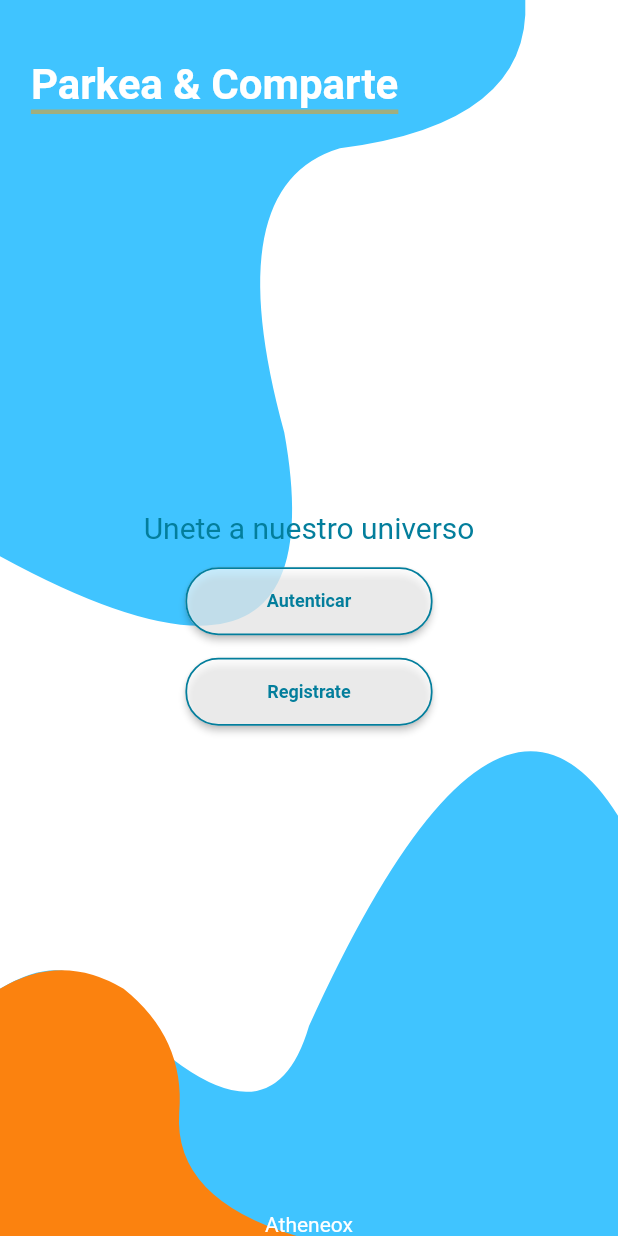
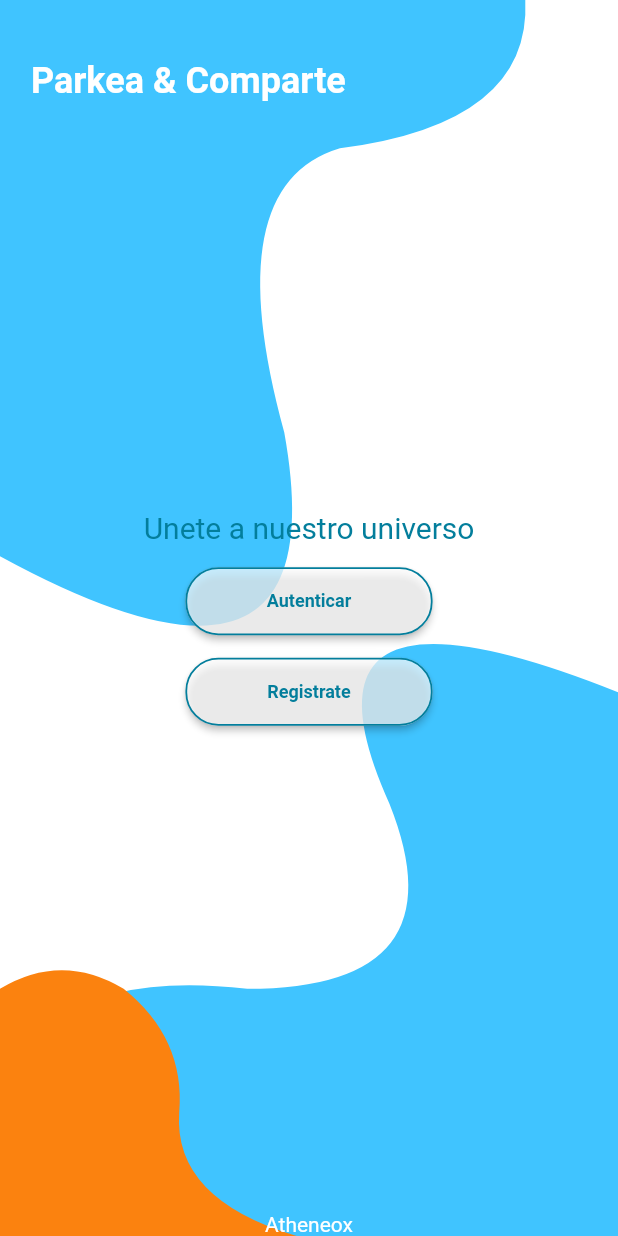
Before and after one commit to will0149/froggy_wsm, a Flutter app: the screen it shows after launch, on a phone screen of 412 x 824 dp. Run offline on Flutter 3.47's test engine with Material 2 defaults, Android fonts, the light colour scheme and no system bars; missing offline and left inert: flutter_toastr; Roboto replaces fonts that are missing (Gothic A1).

Commit message:
fix background shapes

```diff
--- a/lib/src/pages/auth/auth_page.dart
+++ b/lib/src/pages/auth/auth_page.dart
@@ -28,9 +28,6 @@ class _AuthPageState extends State<AuthPage> {
         constraints: const BoxConstraints.expand(),
         height: size.height / 1.4,
         color: Colors.lightBlueAccent,
-        child: SafeArea(
-          top: true,
-          bottom: true,
         child: Stack(
           children: [
             Positioned(
@@ -42,18 +39,9 @@ class _AuthPageState extends State<AuthPage> {
                 style: const TextStyle(
                   color: Colors.white,
                   fontWeight: FontWeight.bold,
-                    fontSize: 28,
+                  fontSize: 24,
                   // decoration: TextDecoration.underline,
                   // decorationColor: parkeaOrange,
-                  ),
-                ),
-                  decoration: BoxDecoration(
-                    color: Colors.transparent,
-                    border: Border(
-                      bottom: BorderSide(
-                        color: Colors.orange.withOpacity(0.50),
-                        width: 3,
-                      ),
                 ),
               ),
               ),
@@ -138,13 +126,12 @@ class _AuthPageState extends State<AuthPage> {
               alignment: Alignment.bottomCenter,
               child: Text(
                 S.of(context).devStudio,
-                  style: TextStyle(
+                style: const TextStyle(
                   color: Colors.white
                 ),
               ),
             ),
           ],
-          ),
         ),
       ),
     ),
--- a/lib/src/widgets/scaffolds/safe_scaffold.dart
+++ b/lib/src/widgets/scaffolds/safe_scaffold.dart
@@ -9,7 +9,7 @@ class SafeScaffold extends StatelessWidget {
     return Scaffold(
         body: SafeArea(
         top: true,
-        bottom: false,
+        bottom: true,
           child: child,
         ),
     );
```
Also changed, not shown: lib/src/widgets/paints/middle_wave_white.dart (+5 -4 lines). Lines whose indentation alone changed are shown as unchanged.
